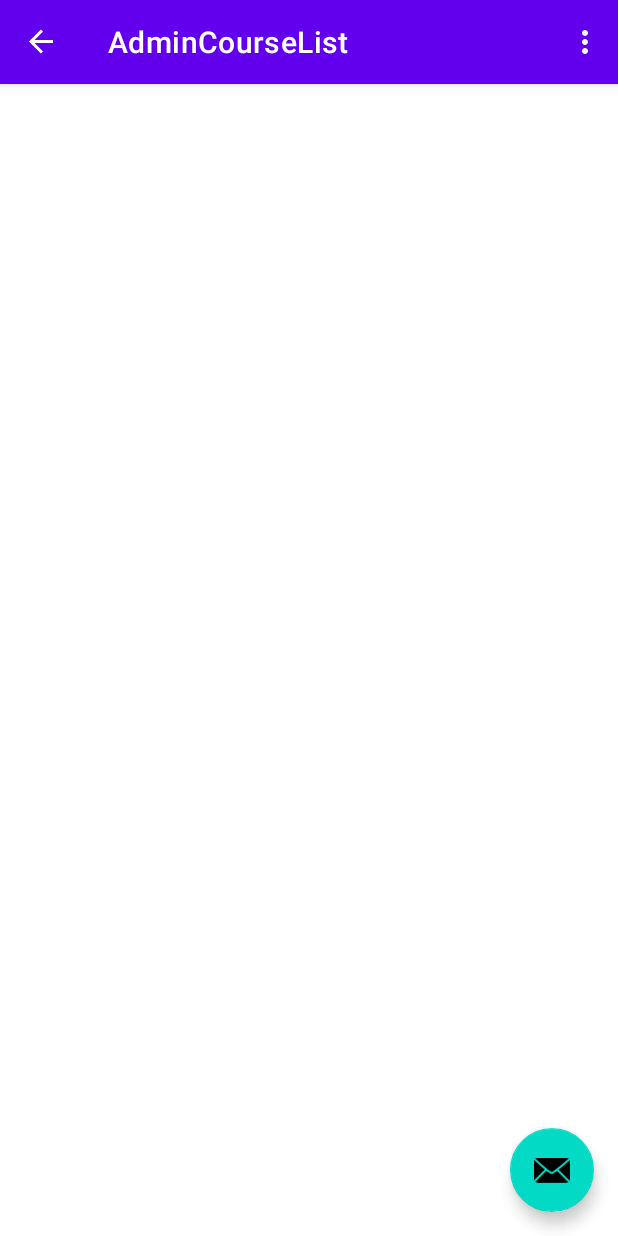
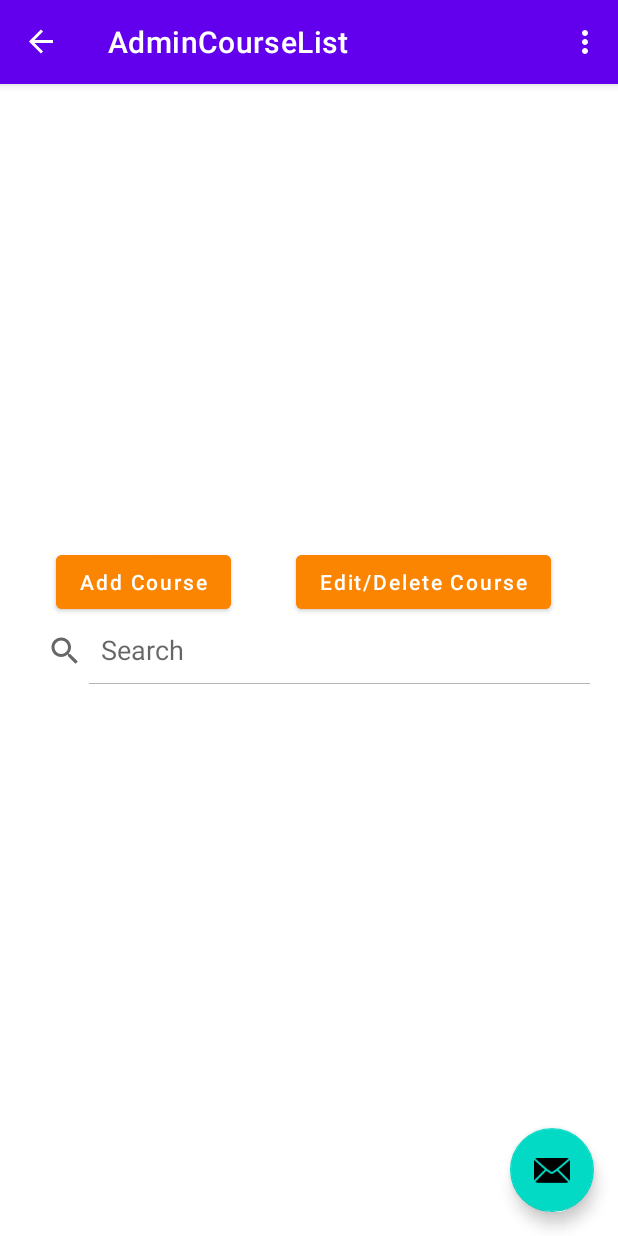
Before and after one commit to A-Jatana/B07Project, an Android app: the AdminCourseList screen opened through its navigation route, on a phone screen of 412 x 824 dp. Run offline under Robolectric (Android 15) with nearby library versions, the phone set to English and light mode, and no system bars; our stand-ins replace Firebase (no records; nobody signed in at launch, a user with empty details on screens opened directly), navigation-ui.

Commit message:
Added search function for AdminCourseList.
Made tables/buttons look nice

Massive changes to AdminCourseList and AdminCourseAdapter.

added windowSoftInputMode to AndroidManifest.xml (important)

```diff
--- a/B07ProjectApp/app/src/main/AndroidManifest.xml
+++ b/B07ProjectApp/app/src/main/AndroidManifest.xml
@@ -16,7 +16,8 @@
             android:name=".MainActivity"
             android:exported="true"
             android:label="@string/app_name"
-            android:theme="@style/Theme.B07ProjectApp.NoActionBar">
+            android:theme="@style/Theme.B07ProjectApp.NoActionBar"
+            android:windowSoftInputMode="adjustPan">
             <intent-filter>
                 <action android:name="android.intent.action.MAIN" />
 
--- a/B07ProjectApp/app/src/main/java/com/example/b07projectapp/AdminCourseList.java
+++ b/B07ProjectApp/app/src/main/java/com/example/b07projectapp/AdminCourseList.java
@@ -2,14 +2,19 @@ package com.example.b07projectapp;
 
 import androidx.fragment.app.Fragment;
 
+import android.annotation.SuppressLint;
 import android.content.Context;
 import android.os.Bundle;
+import android.util.Log;
 import android.view.LayoutInflater;
 import android.view.View;
 import android.view.ViewGroup;
+import android.widget.Button;
+import androidx.appcompat.widget.SearchView;
 
 import androidx.annotation.NonNull;
 
+import androidx.navigation.fragment.NavHostFragment;
 import androidx.recyclerview.widget.LinearLayoutManager;
 import androidx.recyclerview.widget.RecyclerView;
 
@@ -18,24 +23,47 @@ import com.example.b07projectapp.databinding.FragmentAdminCourseListBinding;
 import com.firebase.ui.database.FirebaseRecyclerAdapter;
 import com.firebase.ui.database.FirebaseRecyclerOptions;
 import com.google.firebase.auth.FirebaseAuth;
+import com.google.firebase.database.DataSnapshot;
+import com.google.firebase.database.DatabaseError;
 import com.google.firebase.database.DatabaseReference;
 import com.google.firebase.database.FirebaseDatabase;
+import com.google.firebase.database.ValueEventListener;
 
-public class AdminCourseList extends Fragment {
+import java.util.ArrayList;
 
-    private FragmentAdminCourseListBinding binding;
-    private RecyclerView recyclerView;
+public class AdminCourseList extends Fragment{
+
+    DatabaseReference dRef;
+    ArrayList<Course> list;
+    RecyclerView recyclerView;
+    SearchView searchView;
     private View courseView;
-    AdminCourseListAdapter adapter;
-    private DatabaseReference dRef;
-
-    public void AdminCourseListAdapter() {
-
-    }
 
     @Override
     public void onCreate(Bundle savedInstanceState) {
         super.onCreate(savedInstanceState);
+    }
+
+    public void onViewCreated(@NonNull View view, Bundle savedInstanceState) {
+        super.onViewCreated(view, savedInstanceState);
+
+        Button btn_add = getView().findViewById(R.id.button_add_course);
+        btn_add.setOnClickListener(new View.OnClickListener() {
+            @Override
+            public void onClick(View v) {
+                NavHostFragment.findNavController(AdminCourseList.this)
+                        .navigate(R.id.action_adminCourseList_to_adminAddCourse);
+            }
+        });
+
+        Button btn_edit_delete = getView().findViewById(R.id.button_edit_delete);
+        btn_edit_delete.setOnClickListener(new View.OnClickListener() {
+            @Override
+            public void onClick(View v) {
+                NavHostFragment.findNavController(AdminCourseList.this)
+                        .navigate(R.id.action_adminCourseList_to_editCoursesHome);
+            }
+        });
     }
 
     @Override
@@ -45,6 +73,7 @@ public class AdminCourseList extends Fragment {
         courseView = inflater.inflate(R.layout.fragment_admin_course_list, container, false);
 
         recyclerView = (RecyclerView) courseView.findViewById(R.id.rv);
+        searchView = (SearchView) courseView.findViewById(R.id.search_course);
         recyclerView.setLayoutManager(new LinearLayoutManager(getContext()));
 
         dRef = FirebaseDatabase.getInstance().getReference().child("course");
@@ -54,43 +83,58 @@ public class AdminCourseList extends Fragment {
         return courseView;
     }
 
-//    public void onViewCreated(@NonNull View view, Bundle savedInstanceState) {
-//        super.onViewCreated(view, savedInstanceState);
-//        recyclerView = (RecyclerView)getView().findViewById(R.id.rv);
-//        recyclerView.setLayoutManager(new LinearLayoutManager(getContext())); // activity or context???
-//
-//        FirebaseRecyclerOptions<Course> options =
-//                new FirebaseRecyclerOptions.Builder<Course>()
-//                        .setQuery(FirebaseDatabase.getInstance().getReference().child("course"), Course.class )
-//                        .build();
-//
-//        adapter = new AdminCourseListAdapter(options);
-//        recyclerView.setAdapter(adapter);
-//    }
-
     @Override
     public void onStart() {
         super.onStart();
-        FirebaseRecyclerOptions<Course> options =
-                new FirebaseRecyclerOptions.Builder<Course>()
-                        .setQuery(dRef, Course.class )
-                        .build();
+        if (dRef != null) {
+            dRef.addValueEventListener(new ValueEventListener() {
+                @Override
+                public void onDataChange(@NonNull DataSnapshot snapshot) {
+                    if (snapshot.exists()) {
+                        list = new ArrayList<>();
+                        for (DataSnapshot ds: snapshot.getChildren()) {
+                            list.add(new Course(ds.child("courseName").getValue().toString(),
+                                    ds.child("courseCode").getValue().toString(),
+                                    ds.child("offeringSessions").getValue().toString(),
+                                    ds.child("prerequisites").getValue().toString()));
+                        }
+                        Log.i("STATUS", list.get(0).getCourseName());
+                        AdminCourseAdapter adapter = new AdminCourseAdapter(list);
+                        recyclerView.setAdapter(adapter);
+                    }
+                }
 
-        adapter = new AdminCourseListAdapter(options);
-        recyclerView.setAdapter(adapter);
-        adapter.startListening();
+                @Override
+                public void onCancelled(@NonNull DatabaseError error) {
+                }
+            });
+        }
+        if (searchView != null) {
+            searchView.setOnQueryTextListener(new SearchView.OnQueryTextListener() {
+                @Override
+                public boolean onQueryTextSubmit(String query) {
+                    return false;
+                }
+
+                @Override
+                public boolean onQueryTextChange(String s) {
+                    search(s);
+                    return true;
+                }
+            });
+        }
     }
 
-    @Override
-    public void onStop() {
-        super.onStop();
-        adapter.stopListening();
-    }
-
-    @Override
-    public void onDestroyView() {
-        super.onDestroyView();
-        binding = null;
+    private void search(String s) {
+        ArrayList<Course> myList = new ArrayList<>();
+        for (Course course : list) {
+            if (course.getCourseName().toLowerCase().contains(s.toLowerCase())
+                    || course.getCourseCode().toLowerCase().contains(s.toLowerCase())) {
+                myList.add(course);
+            }
+        }
+        AdminCourseAdapter adapter = new AdminCourseAdapter(myList);
+        recyclerView.setAdapter(adapter);
     }
 
 
@@ -120,4 +164,8 @@ public class AdminCourseList extends Fragment {
 
 
 
+
+
+
+
 }
--- a/B07ProjectApp/app/src/main/res/layout/fragment_admin_add_course.xml
+++ b/B07ProjectApp/app/src/main/res/layout/fragment_admin_add_course.xml
@@ -86,7 +86,7 @@
         android:ems="10"
         android:hint="@string/prompt_prerequisites"
         android:importantForAutofill="no"
-        android:inputType="textPassword"
+        android:inputType="textEmailAddress"
         android:minHeight="48dp"
         android:textColor="@color/black"
         app:layout_constraintEnd_toEndOf="parent"
@@ -98,9 +98,9 @@
         android:id="@+id/adminAddCourseButton"
         android:layout_width="wrap_content"
         android:layout_height="wrap_content"
-        android:backgroundTint="@color/material_dynamic_primary80"
+        android:backgroundTint="@color/royalBlue"
         android:text="@string/add_button_text"
-        android:textColor="@color/black"
+        android:textColor="@color/white"
         app:layout_constraintBottom_toBottomOf="parent"
         app:layout_constraintEnd_toEndOf="@+id/inputPrerequisites"
         app:layout_constraintHorizontal_bias="0.498"
--- a/B07ProjectApp/app/src/main/res/layout/fragment_admin_course_list.xml
+++ b/B07ProjectApp/app/src/main/res/layout/fragment_admin_course_list.xml
@@ -7,11 +7,47 @@
 
     <androidx.recyclerview.widget.RecyclerView
         android:id="@+id/rv"
-        android:layout_width="389dp"
-        android:layout_height="397dp"
+        android:layout_width="390dp"
+        android:layout_height="346dp"
         app:layout_constraintBottom_toBottomOf="parent"
         app:layout_constraintEnd_toEndOf="parent"
         app:layout_constraintStart_toStartOf="parent"
         app:layout_constraintTop_toTopOf="parent"
-        app:layout_constraintVertical_bias="0.952" />
+        app:layout_constraintVertical_bias="0.952"></androidx.recyclerview.widget.RecyclerView>
+
+    <androidx.appcompat.widget.SearchView
+        android:id="@+id/search_course"
+        android:layout_width="390dp"
+        android:layout_height="44dp"
+        android:layout_marginBottom="2dp"
+        app:layout_constraintBottom_toTopOf="@+id/rv"
+        app:layout_constraintEnd_toEndOf="parent"
+        app:layout_constraintStart_toStartOf="parent"
+        app:queryHint="Search"
+        app:iconifiedByDefault="false"/>
+
+    <Button
+        android:id="@+id/button_edit_delete"
+        android:layout_width="wrap_content"
+        android:layout_height="wrap_content"
+        android:backgroundTint="@color/darkOrange"
+        android:text="Edit/Delete Course"
+        android:textAllCaps="false"
+        app:layout_constraintBottom_toTopOf="@+id/search_course"
+        app:layout_constraintEnd_toEndOf="parent"
+        app:layout_constraintHorizontal_bias="0.815"
+        app:layout_constraintStart_toStartOf="parent" />
+
+    <Button
+        android:id="@+id/button_add_course"
+        android:layout_width="wrap_content"
+        android:layout_height="wrap_content"
+        android:backgroundTint="@color/darkOrange"
+        android:text="Add Course"
+        android:textAllCaps="false"
+        app:layout_constraintBottom_toTopOf="@+id/search_course"
+        app:layout_constraintEnd_toStartOf="@+id/button_edit_delete"
+        app:layout_constraintHorizontal_bias="0.46"
+        app:layout_constraintStart_toStartOf="parent" />
+
 </androidx.constraintlayout.widget.ConstraintLayout>
--- a/B07ProjectApp/app/src/main/res/layout/fragment_edit_courses_home.xml
+++ b/B07ProjectApp/app/src/main/res/layout/fragment_edit_courses_home.xml
@@ -7,14 +7,13 @@
     android:gravity="center"
     android:orientation="vertical"
     android:padding="26dp"
-    xmlns:app="http://schemas.android.com/apk/res-auto"
     tools:context=".StudentLogin">
 
     <TextView
         android:layout_width="match_parent"
         android:layout_height="wrap_content"
         android:gravity="center"
-        android:text="Enter the name of the course you wish to edit."
+        android:text="Enter the name of the course you wish to edit/delete."
         android:textSize = "28sp" />
 
     <EditText
@@ -47,7 +46,7 @@
             android:layout_width="wrap_content"
             android:layout_height="wrap_content"
             android:text="Update"
-            android:backgroundTint="#90E"
+            android:backgroundTint="@color/royalBlue"
             android:textColor="@color/white"
             android:textAllCaps="false"/>
     </LinearLayout>
--- a/B07ProjectApp/app/src/main/res/navigation/nav_graph.xml
+++ b/B07ProjectApp/app/src/main/res/navigation/nav_graph.xml
@@ -38,18 +38,6 @@
             app:destination="@id/studentSignup" />
     </fragment>
     <fragment
-        android:id="@+id/adminHome"
-        android:name="com.example.b07projectapp.AdminHome"
-        android:label="fragment_admin_home"
-        tools:layout="@layout/fragment_admin_home" >
-        <action
-            android:id="@+id/action_adminHome_to_adminAddCourse"
-            app:destination="@id/adminAddCourse" />
-        <action
-            android:id="@+id/action_adminHome_to_editCoursesHome"
-            app:destination="@id/editCoursesHome" />
-    </fragment>
-    <fragment
         android:id="@+id/studentAddCourse2"
         android:name="com.example.b07projectapp.StudentAddCourse"
         android:label="fragment_student_add_course"
@@ -60,8 +48,8 @@
         android:label="fragment_admin_add_course"
         tools:layout="@layout/fragment_admin_add_course" >
         <action
-            android:id="@+id/action_adminAddCourse_to_adminHome"
-            app:destination="@id/adminHome" />
+            android:id="@+id/action_adminAddCourse_to_adminCourseList"
+            app:destination="@id/adminCourseList" />
     </fragment>
     <fragment
         android:id="@+id/studentSignup"
@@ -76,9 +64,20 @@
         android:id="@+id/editCoursesHome"
         android:name="com.example.b07projectapp.EditCoursesHome"
         android:label="fragment_edit_courses_home"
-        tools:layout="@layout/fragment_edit_courses_home" />
+        tools:layout="@layout/fragment_edit_courses_home" >
+        <action
+            android:id="@+id/action_editCoursesHome_to_adminCourseList"
+            app:destination="@id/adminCourseList" />
+    </fragment>
     <fragment
         android:id="@+id/adminCourseList"
         android:name="com.example.b07projectapp.AdminCourseList"
-        android:label="AdminCourseList" />
+        android:label="AdminCourseList" >
+        <action
+            android:id="@+id/action_adminCourseList_to_adminAddCourse"
+            app:destination="@id/adminAddCourse" />
+        <action
+            android:id="@+id/action_adminCourseList_to_editCoursesHome"
+            app:destination="@id/editCoursesHome" />
+    </fragment>
 </navigation>
--- a/B07ProjectApp/app/src/main/res/values/colors.xml
+++ b/B07ProjectApp/app/src/main/res/values/colors.xml
@@ -10,5 +10,7 @@
     <color name="royalBlue">#246EE9</color>
     <color name="screenBackground">#3EB489</color>
     <color name="lightGrey">#ededed</color>
-    <color name="oldNavy">#2e3549</color>
+    <color name="oldNavy">#023047</color>
+    <color name="turquoise">#219ebc</color>
+    <color name="darkOrange">#fb8500</color>
 </resources>
```
Also changed, not shown: B07ProjectApp/app/src/main/java/com/example/b07projectapp/AdminAddCourse.java (+4 -53 lines), B07ProjectApp/app/src/main/java/com/example/b07projectapp/AdminCourseAdapter.java (renamed from B07ProjectApp/app/src/main/java/com/example/b07projectapp/AdminCourseListAdapter.java, +22 -13 lines), B07ProjectApp/app/src/main/res/drawable/round_offer.xml (added, +22 -0 lines), B07ProjectApp/app/src/main/res/drawable/round_title.xml (added, +22 -0 lines), B07ProjectApp/app/src/main/res/drawable/table_border.xml (added, +32 -0 lines), B07ProjectApp/app/src/main/res/layout/admin_course_item.xml (+8 -19 lines).
